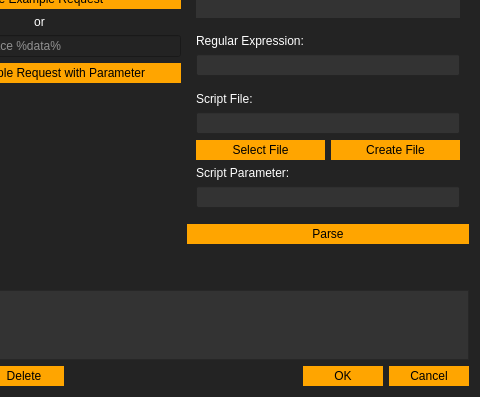
Above: configitem.ui from Acria-Network/Acria-Oracle-Node-Qt before the change; both pictures show x 113 to 593 and y 247 to 644 of the 593 by 644 pixel window. Below: the same form after it.
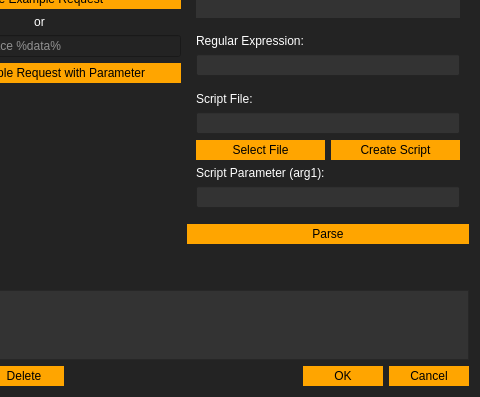
That is the form after the change. Icons and pictures are not drawn.

```diff
--- a/configitem.ui
+++ b/configitem.ui
@@ -517,7 +517,7 @@
 background-color:orange;</string>
               </property>
               <property name="text">
-               <string>Create File</string>
+               <string>Create Script</string>
               </property>
              </widget>
             </item>
@@ -526,7 +526,7 @@
           <item>
            <widget class="QLabel" name="label_13">
             <property name="text">
-             <string>Script Parameter:</string>
+             <string>Script Parameter (arg1):</string>
             </property>
            </widget>
           </item>
```
Left out of the diff: 3 changed lines with no effect on the pictures.
